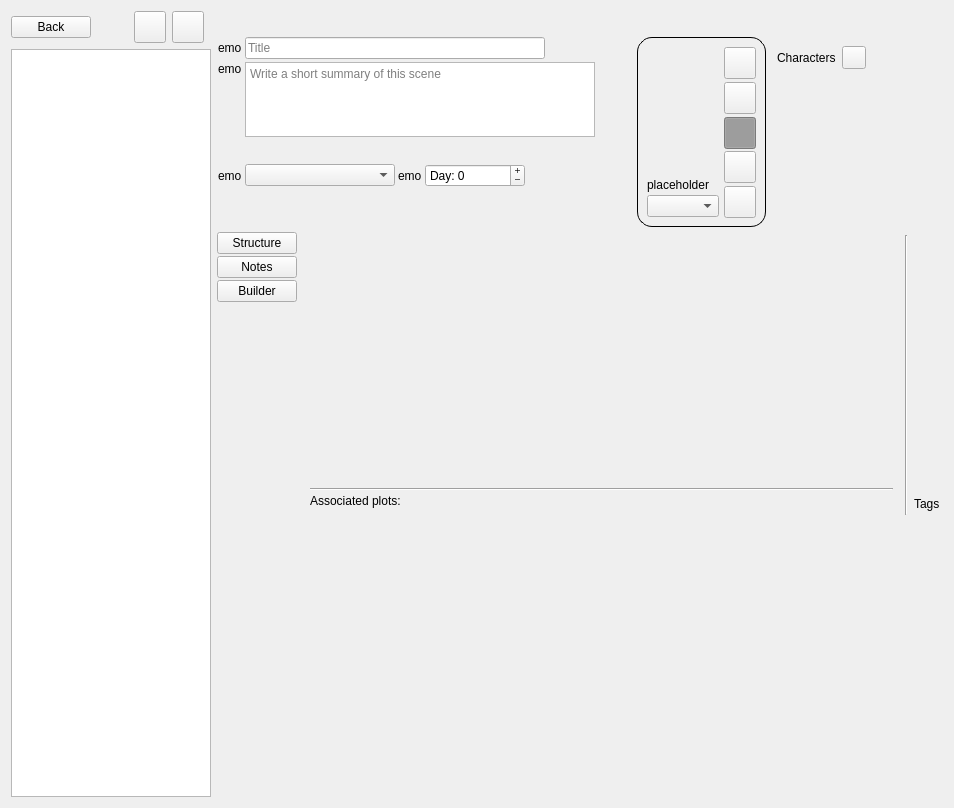
Old version of the form ui/scene_editor.ui in the repository zkovari/plotlyst.
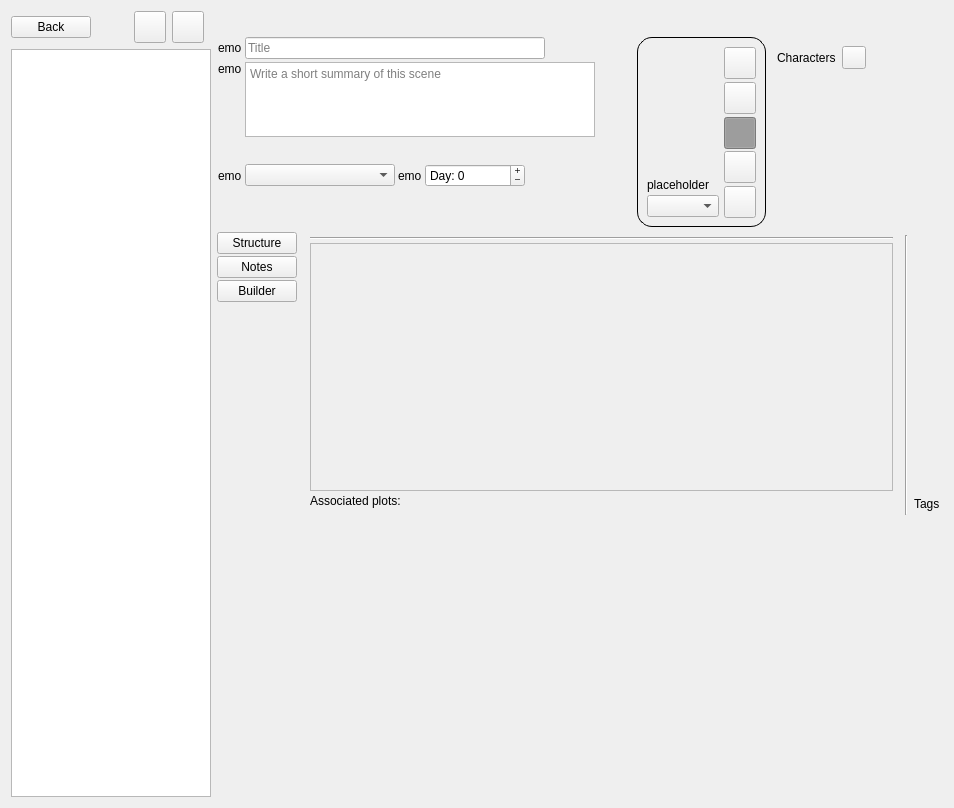
New version of the form. Custom widgets are drawn as their Qt base class.

Commit message: Add scrollbar in scene editor

The edit to the form file:
```diff
--- a/ui/scene_editor.ui
+++ b/ui/scene_editor.ui
@@ -949,16 +949,6 @@
                 <property name="bottomMargin">
                  <number>2</number>
                 </property>
-                <item>
-                 <widget class="SceneStructureWidget" name="wdgSceneStructure" native="true">
-                  <property name="sizePolicy">
-                   <sizepolicy hsizetype="Expanding" vsizetype="Preferred">
-                    <horstretch>0</horstretch>
-                    <verstretch>0</verstretch>
-                   </sizepolicy>
-                  </property>
-                 </widget>
-                </item>
                 <item>
                  <widget class="Line" name="line">
                   <property name="orientation">
@@ -966,6 +956,50 @@
                   </property>
                  </widget>
                 </item>
+                <item>
+                 <widget class="QScrollArea" name="scrollArea">
+                  <property name="widgetResizable">
+                   <bool>true</bool>
+                  </property>
+                  <widget class="QWidget" name="scrollAreaWidgetContents">
+                   <property name="geometry">
+                    <rect>
+                     <x>0</x>
+                     <y>0</y>
+                     <width>574</width>
+                     <height>240</height>
+                    </rect>
+                   </property>
+                   <layout class="QVBoxLayout" name="verticalLayout_16">
+                    <property name="spacing">
+                     <number>0</number>
+                    </property>
+                    <property name="leftMargin">
+                     <number>0</number>
+                    </property>
+                    <property name="topMargin">
+                     <number>0</number>
+                    </property>
+                    <property name="rightMargin">
+                     <number>0</number>
+                    </property>
+                    <property name="bottomMargin">
+                     <number>0</number>
+                    </property>
+                    <item>
+                     <widget class="SceneStructureWidget" name="wdgSceneStructure" native="true">
+                      <property name="sizePolicy">
+                       <sizepolicy hsizetype="Expanding" vsizetype="Preferred">
+                        <horstretch>0</horstretch>
+                        <verstretch>0</verstretch>
+                       </sizepolicy>
+                      </property>
+                     </widget>
+                    </item>
+                   </layout>
+                  </widget>
+                 </widget>
+                </item>
                 <item>
                  <widget class="QLabel" name="label">
                   <property name="sizePolicy">
```
